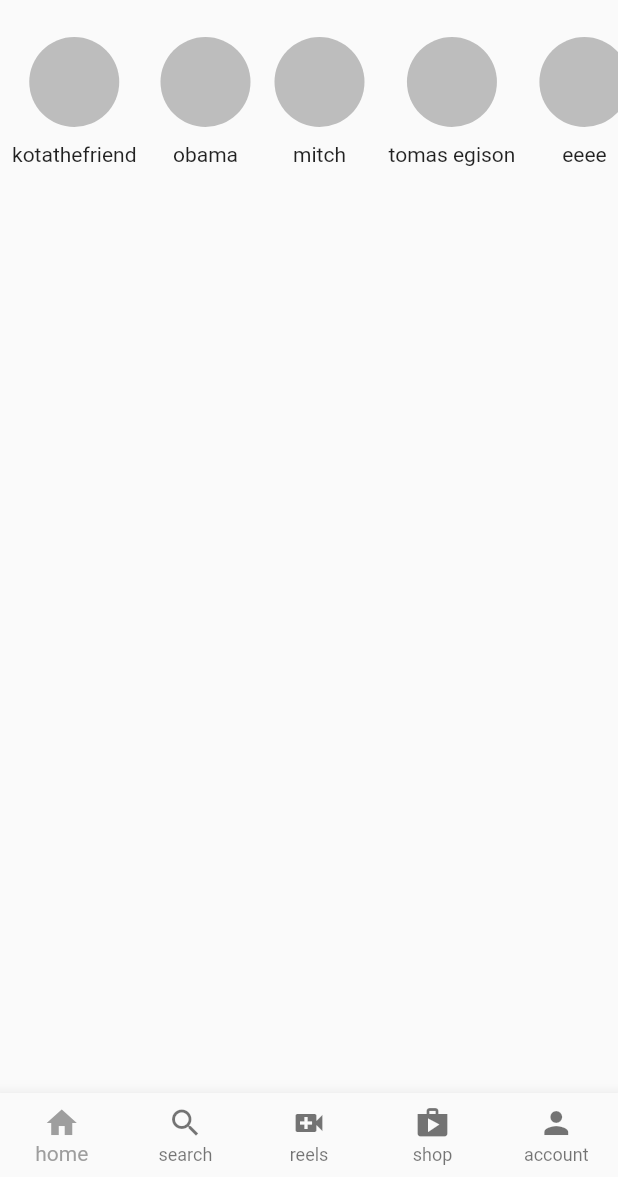
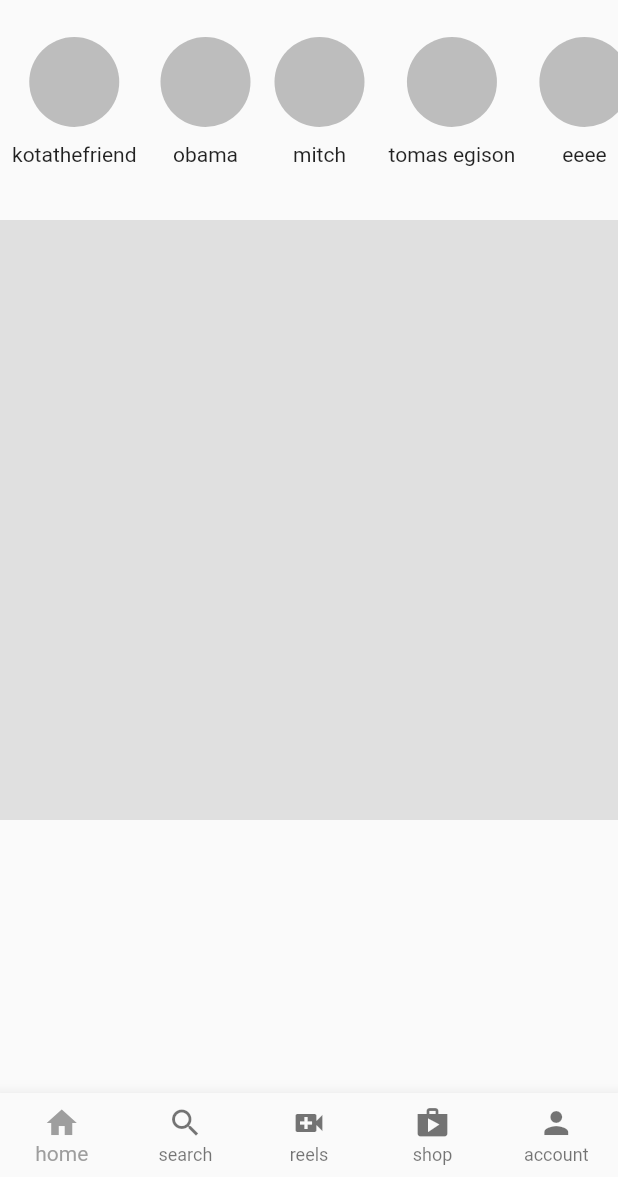
Before and after one commit to jksan-jp/xgram, a Flutter app: the screen it shows after launch, on a phone screen of 412 x 824 dp, the part 59-1236 px from its top. Run offline on Flutter 3.47's test engine with Material 2 defaults, Android fonts, the phone set to English and light mode, and no system bars.

Commit message:
UserPost追加

```diff
--- a/lib/pages/home.dart
+++ b/lib/pages/home.dart
@@ -1,5 +1,6 @@
 import 'package:flutter/material.dart';
 import 'package:xgram/util/bubble_stories.dart';
+import 'package:xgram/util/user_post.dart';
 
 class UserHome extends StatelessWidget {
   UserHome({Key? key}) : super(key: key);
@@ -49,6 +50,7 @@ class UserHome extends StatelessWidget {
                   return BubbleStories(text: people[index]);
                 })),
         // POSTS
+        const UserPost(),
       ]),
     );
   }
--- /dev/null
+++ b/lib/util/user_post.dart
@@ -0,0 +1,18 @@
+import 'package:flutter/material.dart';
+
+class UserPost extends StatefulWidget {
+  const UserPost({Key? key}) : super(key: key);
+
+  @override
+  State<UserPost> createState() => _UserPostState();
+}
+
+class _UserPostState extends State<UserPost> {
+  @override
+  Widget build(BuildContext context) {
+    return Container(
+      height: 400,
+      color: Colors.grey[300],
+    );
+  }
+}
```
